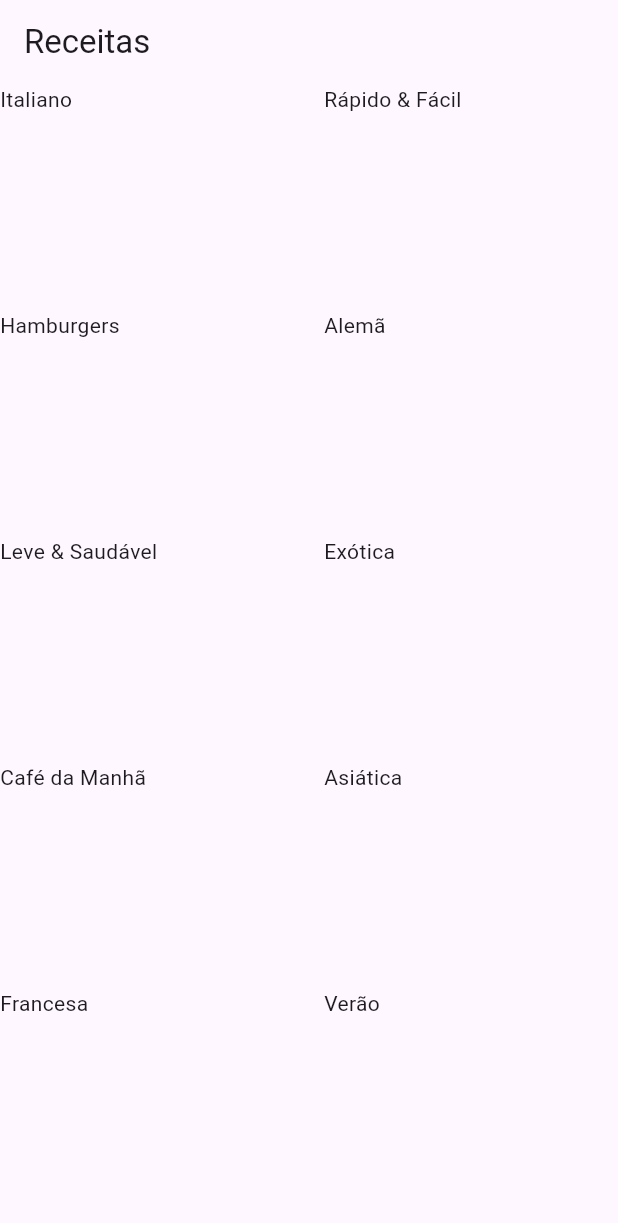
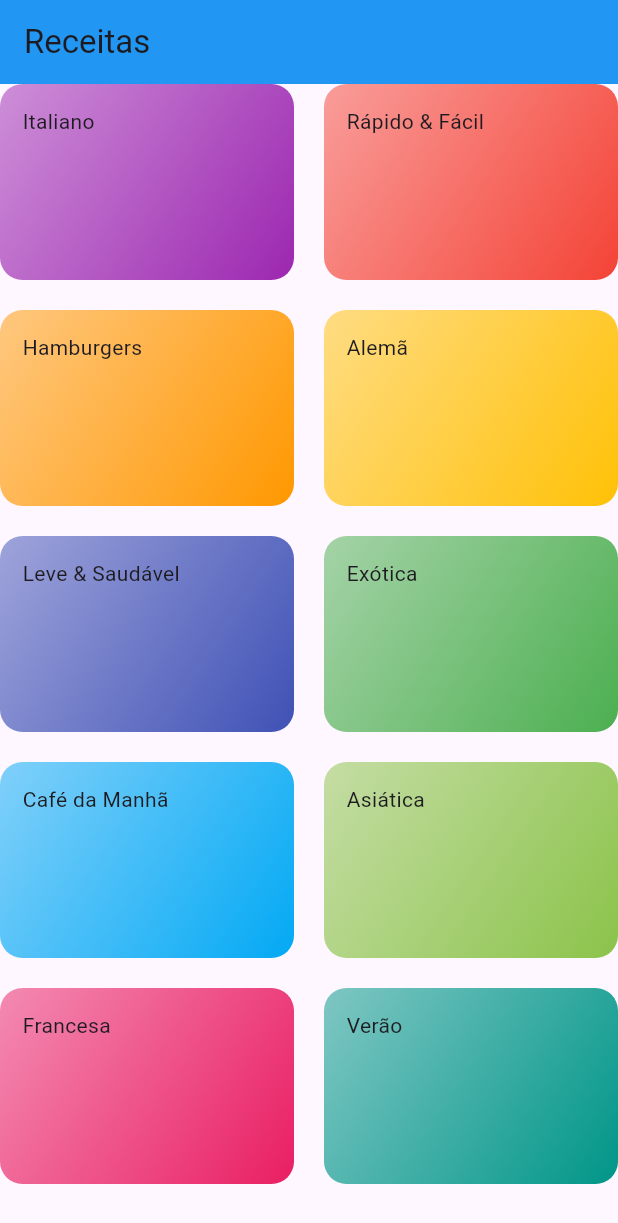
Before and after one commit to jhonatancassante/refeicoes_flutter, a Flutter app: the screen it shows after launch, on a phone screen of 412 x 824 dp. Shown: the top 1223 px of the screen. Run offline on Flutter 3.47's test engine with Material 2 defaults, Android fonts, the phone set to English and light mode, and no system bars.

Commit message:
Melhorado ItemCategoria

```diff
--- a/lib/components/item_categoria.dart
+++ b/lib/components/item_categoria.dart
@@ -9,6 +9,18 @@ class ItemCategoria extends StatelessWidget {
   @override
   Widget build(BuildContext context) {
     return Container(
+      padding: const EdgeInsets.all(15),
+      decoration: BoxDecoration(
+        borderRadius: BorderRadius.circular(15),
+        gradient: LinearGradient(
+          colors: [
+            categoria.cor.withOpacity(0.5),
+            categoria.cor,
+          ],
+          begin: Alignment.topLeft,
+          end: Alignment.bottomRight,
+        ),
+      ),
       child: Text(categoria.titulo),
     );
   }
--- a/lib/main.dart
+++ b/lib/main.dart
@@ -11,8 +11,11 @@ class MyApp extends StatelessWidget {
     return MaterialApp(
       title: 'Receitas',
       theme: ThemeData(
+        useMaterial3: true,
         colorScheme: ColorScheme.fromSeed(seedColor: Colors.deepPurple),
-        useMaterial3: true,
+        appBarTheme: const AppBarTheme(
+          color: Colors.blue,
+        ),
       ),
       home: const TelaCategorias(),
     );
```
